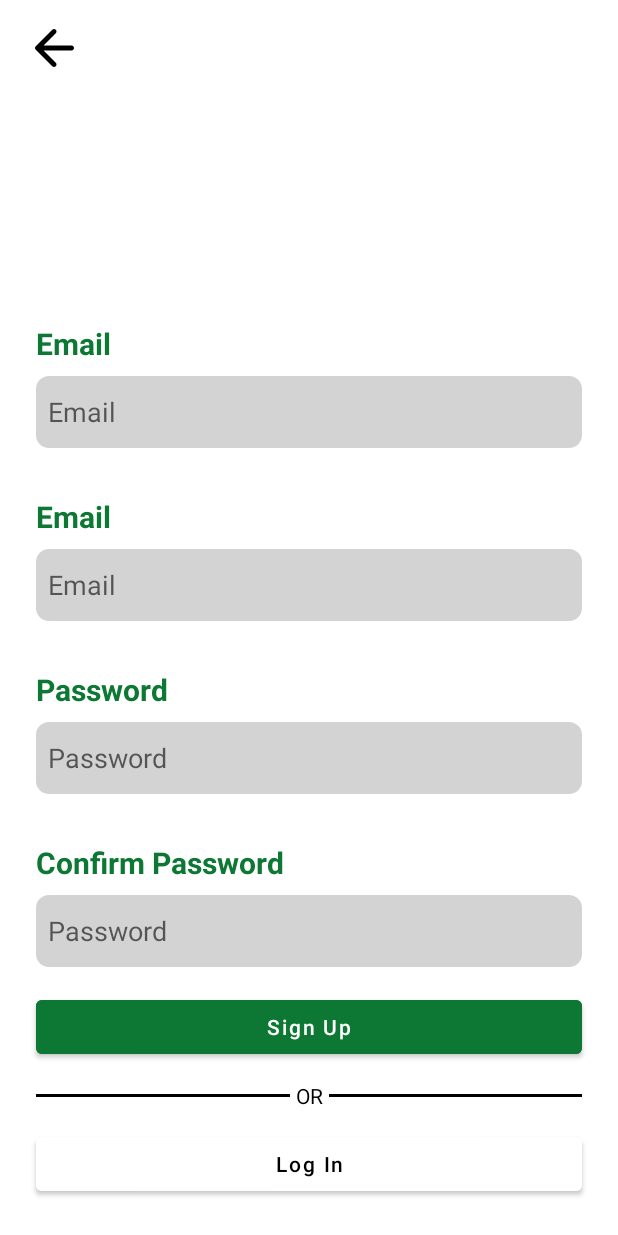
After one commit to Cook-E-Capstone/Cook-E-Android, an Android app: the RegisterActivity screen opened directly, with no data from a screen before it, on a phone screen of 412 x 824 dp. The commit adds this screen. Run offline under Robolectric (Android 15) with nearby library versions, the phone set to English and light mode, and no system bars.

Commit message:
register

```diff
--- a/app/build.gradle
+++ b/app/build.gradle
@@ -17,6 +17,10 @@ android {
         versionName "1.0"
 
         testInstrumentationRunner "androidx.test.runner.AndroidJUnitRunner"
+    }
+
+    buildFeatures {
+        viewBinding true
     }
 
     buildTypes {
--- a/app/src/main/java/com/example/cooke/ui/auth/LoginActivity.kt
+++ b/app/src/main/java/com/example/cooke/ui/auth/LoginActivity.kt
@@ -1,14 +1,38 @@
 package com.example.cooke.ui.auth
 
+import android.content.Intent
 import androidx.appcompat.app.AppCompatActivity
 import android.os.Bundle
+import android.view.View
 import com.example.cooke.R
+import com.example.cooke.databinding.ActivityLoginBinding
+
 
 class LoginActivity : AppCompatActivity() {
+
+    private lateinit var binding: ActivityLoginBinding
+
     override fun onCreate(savedInstanceState: Bundle?) {
         super.onCreate(savedInstanceState)
-        setContentView(R.layout.activity_login)
+        binding = ActivityLoginBinding.inflate(layoutInflater)
+        setContentView(binding.root)
         supportActionBar?.hide()
 
+
+        binding.btnLogin.setOnClickListener {
+            val email = binding.edLoginEmail.text.toString()
+            val password = binding.edLoginPassword.text.toString()
+
+//            login(email, password)
+        }
+
+        binding.btnSignup.setOnClickListener {
+            finish()
+            val intent = Intent(this, RegisterActivity::class.java)
+            startActivity(intent)
+        }
+
     }
+
+    private fun showLoading(isLoading: Boolean) { binding.progressBar.visibility = if (isLoading) View.VISIBLE else View.GONE }
 }
--- /dev/null
+++ b/app/src/main/java/com/example/cooke/ui/auth/RegisterActivity.kt
@@ -0,0 +1,40 @@
+package com.example.cooke.ui.auth
+
+import android.content.Intent
+import androidx.appcompat.app.AppCompatActivity
+import android.os.Bundle
+import android.view.View
+import com.example.cooke.R
+import com.example.cooke.databinding.ActivityRegisterBinding
+
+class RegisterActivity : AppCompatActivity() {
+    private lateinit var binding: ActivityRegisterBinding
+
+    override fun onCreate(savedInstanceState: Bundle?) {
+        super.onCreate(savedInstanceState)
+        binding = ActivityRegisterBinding.inflate(layoutInflater)
+        setContentView(binding.root)
+        supportActionBar?.hide()
+
+        binding.btnRegister.setOnClickListener {
+            val name = binding.edRegisterUsername.text.toString()
+            val email = binding.edRegisterEmail.text.toString()
+            val password = binding.edRegisterPassword.text.toString()
+
+//            register(name, email, password)
+        }
+
+        binding.btnLogin.setOnClickListener {
+            finish()
+            val intent = Intent(this, LoginActivity::class.java)
+            startActivity(intent)
+        }
+
+        binding.ibBack.setOnClickListener {
+            finish()
+        }
+
+    }
+
+    private fun showLoading(isLoading: Boolean) { binding.progressBar.visibility = if (isLoading) View.VISIBLE else View.GONE }
+}
--- /dev/null
+++ b/app/src/main/res/layout/activity_register.xml
@@ -0,0 +1,232 @@
+<?xml version="1.0" encoding="utf-8"?>
+<androidx.constraintlayout.widget.ConstraintLayout
+    xmlns:android="http://schemas.android.com/apk/res/android"
+    xmlns:tools="http://schemas.android.com/tools"
+    xmlns:app="http://schemas.android.com/apk/res-auto"
+    android:layout_width="match_parent"
+    android:layout_height="match_parent"
+    tools:context=".ui.auth.RegisterActivity"
+    android:background="@color/white">
+
+    <ImageButton
+        android:id="@+id/ib_back"
+        android:layout_width="48sp"
+        android:layout_height="48sp"
+        android:padding="4dp"
+        android:layout_gravity="start"
+        android:layout_marginStart="12dp"
+        android:layout_marginTop="8dp"
+        android:scaleType="fitCenter"
+        android:background="@null"
+        app:tint="@color/black"
+        android:src="@drawable/ic_back"
+        app:layout_constraintStart_toStartOf="parent"
+        app:layout_constraintTop_toTopOf="parent"
+        android:contentDescription="back button" />
+
+    <androidx.constraintlayout.widget.ConstraintLayout
+        android:id="@+id/container"
+        android:layout_width="match_parent"
+        android:layout_height="wrap_content"
+        app:layout_constraintBottom_toBottomOf="parent"
+        app:layout_constraintEnd_toEndOf="parent"
+        app:layout_constraintHorizontal_bias="0.0"
+        app:layout_constraintStart_toStartOf="parent">
+
+        <TextView
+            android:id="@+id/tv_usernameTitle"
+            android:layout_width="match_parent"
+            android:layout_height="wrap_content"
+            android:layout_marginStart="24dp"
+            android:layout_marginBottom="8dp"
+            android:text="Email"
+            android:textColor="@color/green"
+            android:textSize="20sp"
+            android:textStyle="bold"
+            app:layout_constraintBottom_toTopOf="@+id/ed_register_username"
+            app:layout_constraintEnd_toEndOf="@id/container"
+            app:layout_constraintStart_toStartOf="@id/container" />
+
+        <com.example.cooke.components.EmailEditText
+            android:id="@+id/ed_register_username"
+            android:layout_width="match_parent"
+            android:layout_height="48dp"
+            android:layout_marginStart="24dp"
+            android:layout_marginEnd="24dp"
+            android:layout_marginBottom="32dp"
+            android:background="@drawable/text_background"
+            android:hint="Email"
+            android:inputType="textEmailAddress"
+            android:paddingHorizontal="8dp"
+            android:singleLine="true"
+            app:layout_constraintBottom_toTopOf="@+id/tv_emailTitle"
+            app:layout_constraintEnd_toEndOf="@id/container"
+            app:layout_constraintStart_toStartOf="@id/container" />
+
+        <TextView
+            android:id="@+id/tv_emailTitle"
+            android:layout_width="match_parent"
+            android:layout_height="wrap_content"
+            android:layout_marginStart="24dp"
+            android:layout_marginBottom="8dp"
+            android:text="Email"
+            android:textColor="@color/green"
+            android:textSize="20sp"
+            android:textStyle="bold"
+            app:layout_constraintBottom_toTopOf="@+id/ed_register_email"
+            app:layout_constraintEnd_toEndOf="@id/container"
+            app:layout_constraintStart_toStartOf="@id/container" />
+
+        <com.example.cooke.components.EmailEditText
+            android:id="@+id/ed_register_email"
+            android:layout_width="match_parent"
+            android:layout_height="48dp"
+            android:layout_marginStart="24dp"
+            android:layout_marginEnd="24dp"
+            android:layout_marginBottom="32dp"
+            android:background="@drawable/text_background"
+            android:hint="Email"
+            android:inputType="textEmailAddress"
+            android:paddingHorizontal="8dp"
+            android:singleLine="true"
+            app:layout_constraintBottom_toTopOf="@+id/tv_passwordTitle"
+            app:layout_constraintEnd_toEndOf="@id/container"
+            app:layout_constraintStart_toStartOf="@id/container" />
+
+
+        <TextView
+            android:id="@+id/tv_passwordTitle"
+            android:layout_width="match_parent"
+            android:layout_height="wrap_content"
+            android:layout_marginStart="24dp"
+            android:layout_marginBottom="8dp"
+            android:layout_marginTop="8dp"
+            android:text="Password"
+            android:textColor="@color/green"
+            android:textSize="20sp"
+            android:textStyle="bold"
+            app:layout_constraintBottom_toTopOf="@+id/ed_register_password"
+            app:layout_constraintEnd_toEndOf="@id/container"
+            app:layout_constraintStart_toStartOf="@id/container" />
+
+        <com.example.cooke.components.PassEditText
+            android:id="@+id/ed_register_password"
+            android:layout_width="match_parent"
+            android:layout_height="48dp"
+            android:layout_marginStart="24dp"
+            android:layout_marginEnd="24dp"
+            android:layout_marginBottom="32dp"
+            android:background="@drawable/text_background"
+            android:hint="Password"
+            android:inputType="textPassword"
+            android:paddingHorizontal="8dp"
+            android:singleLine="true"
+            app:layout_constraintBottom_toTopOf="@+id/tv_confirmPasswordTitle"
+            app:layout_constraintEnd_toEndOf="@id/container"
+            app:layout_constraintStart_toStartOf="@id/container" />
+
+        <TextView
+            android:id="@+id/tv_confirmPasswordTitle"
+            android:layout_width="match_parent"
+            android:layout_height="wrap_content"
+            android:layout_marginStart="24dp"
+            android:layout_marginBottom="8dp"
+            android:layout_marginTop="8dp"
+            android:text="Confirm Password"
+            android:textColor="@color/green"
+            android:textSize="20sp"
+            android:textStyle="bold"
+            app:layout_constraintBottom_toTopOf="@+id/ed_register_confirmPassword"
+            app:layout_constraintEnd_toEndOf="@id/container"
+            app:layout_constraintStart_toStartOf="@id/container" />
+
+        <com.example.cooke.components.PassEditText
+            android:id="@+id/ed_register_confirmPassword"
+            android:layout_width="match_parent"
+            android:layout_height="48dp"
+            android:layout_marginStart="24dp"
+            android:layout_marginEnd="24dp"
+            android:layout_marginBottom="16dp"
+            android:background="@drawable/text_background"
+            android:hint="Password"
+            android:inputType="textPassword"
+            android:paddingHorizontal="8dp"
+            android:singleLine="true"
+            app:layout_constraintBottom_toTopOf="@+id/btn_register"
+            app:layout_constraintEnd_toEndOf="@id/container"
+            app:layout_constraintStart_toStartOf="@id/container" />
+
+
+        <Button
+            android:id="@+id/btn_register"
+            android:layout_width="match_parent"
+            android:layout_height="wrap_content"
+            android:layout_marginStart="24dp"
+            android:layout_marginTop="12dp"
+            android:layout_marginEnd="24dp"
+            android:layout_marginBottom="8dp"
+            android:backgroundTint="@color/green"
+            android:text="Sign Up"
+            android:textAllCaps="false"
+            android:textColor="@color/white"
+            app:layout_constraintBottom_toTopOf="@+id/tv_divider"
+            app:layout_constraintEnd_toEndOf="@id/container"
+            app:layout_constraintStart_toStartOf="@id/container" />
+
+        <View
+            android:id="@+id/line1"
+            android:layout_width="match_parent"
+            android:layout_height="2dp"
+            android:layout_marginStart="24dp"
+            android:layout_marginEnd="24dp"
+            android:background="@color/black"
+            app:layout_constraintBottom_toBottomOf="@id/tv_divider"
+            app:layout_constraintEnd_toEndOf="parent"
+            app:layout_constraintStart_toStartOf="parent"
+            app:layout_constraintTop_toTopOf="@id/tv_divider" />
+
+        <TextView
+            android:id="@+id/tv_divider"
+            android:layout_width="wrap_content"
+            android:layout_height="wrap_content"
+            android:layout_marginStart="4dp"
+            android:layout_marginEnd="4dp"
+            android:layout_marginBottom="8dp"
+            android:background="@color/white"
+            android:gravity="center"
+            android:padding="4dp"
+            android:text="OR"
+            android:textColor="@color/black"
+            app:layout_constraintBottom_toTopOf="@+id/btn_login"
+            app:layout_constraintEnd_toEndOf="parent"
+            app:layout_constraintStart_toStartOf="parent" />
+
+        <Button
+            android:id="@+id/btn_login"
+            android:layout_width="match_parent"
+            android:layout_height="wrap_content"
+            android:layout_marginStart="24dp"
+            android:layout_marginEnd="24dp"
+            android:layout_marginBottom="24dp"
+            android:backgroundTint="@color/white"
+            android:text="Log In"
+            android:textAllCaps="false"
+            android:textColor="@color/black"
+            app:layout_constraintBottom_toBottomOf="parent"
+            app:layout_constraintEnd_toEndOf="@id/container"
+            app:layout_constraintStart_toStartOf="@id/container" />
+
+    </androidx.constraintlayout.widget.ConstraintLayout>
+
+    <ProgressBar
+        android:id="@+id/progressBar"
+        style="?android:attr/progressBarStyle"
+        android:layout_width="wrap_content"
+        android:layout_height="wrap_content"
+        android:visibility="gone"
+        app:layout_constraintBottom_toBottomOf="parent"
+        app:layout_constraintEnd_toEndOf="parent"
+        app:layout_constraintStart_toStartOf="parent"
+        app:layout_constraintTop_toTopOf="parent"
+        tools:visibility="visible" />
+</androidx.constraintlayout.widget.ConstraintLayout>
```
Also changed, not shown: app/src/main/AndroidManifest.xml (+20 -6 lines).
